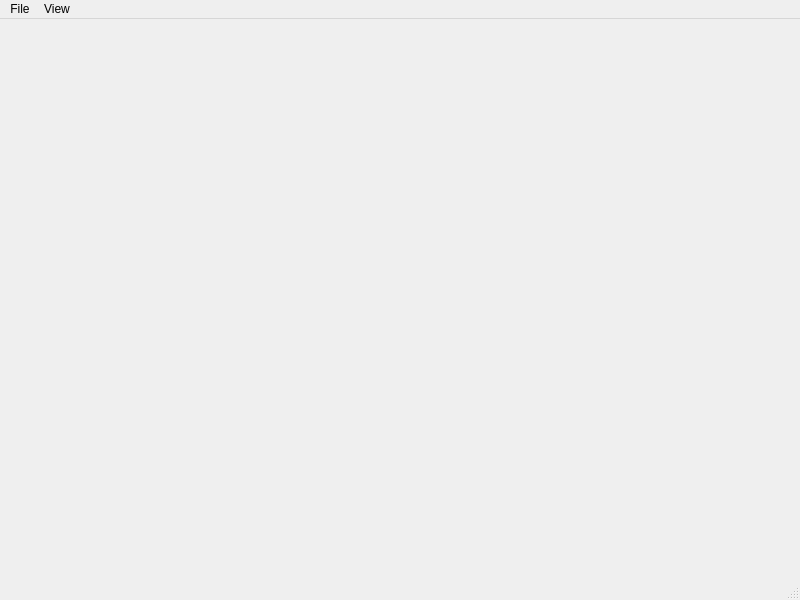
Before: the Qt Designer form mainwindow.ui in anicient321/blurtnote, drawn with Qt 5.
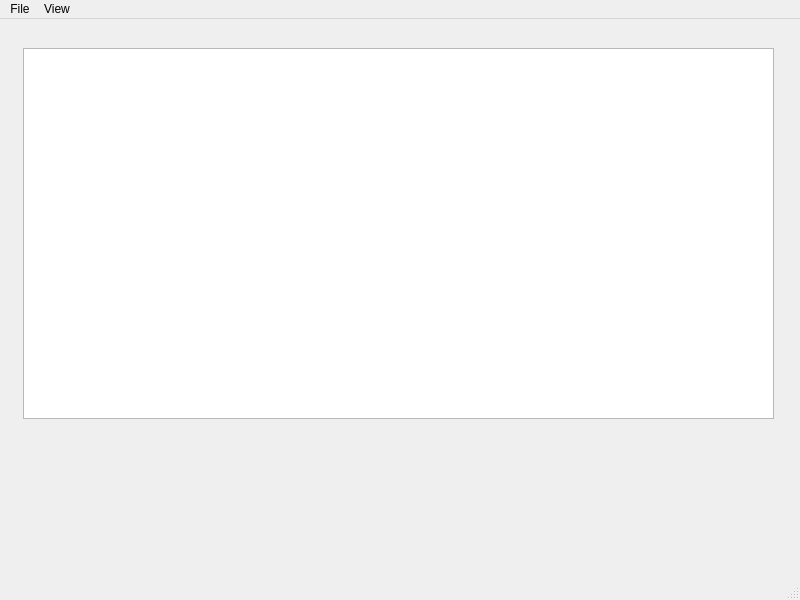
After: the same form once the commit is applied.

```diff
--- a/mainwindow.ui
+++ b/mainwindow.ui
@@ -13,7 +13,18 @@
   <property name="windowTitle">
    <string>MainWindow</string>
   </property>
-  <widget class="QWidget" name="centralwidget"/>
+  <widget class="QWidget" name="centralwidget">
+   <widget class="QTextEdit" name="textEdit">
+    <property name="geometry">
+     <rect>
+      <x>23</x>
+      <y>29</y>
+      <width>751</width>
+      <height>371</height>
+     </rect>
+    </property>
+   </widget>
+  </widget>
   <widget class="QMenuBar" name="menubar">
    <property name="geometry">
     <rect>
```
Left out of the diff: 18 changed lines with no effect on the pictures.
